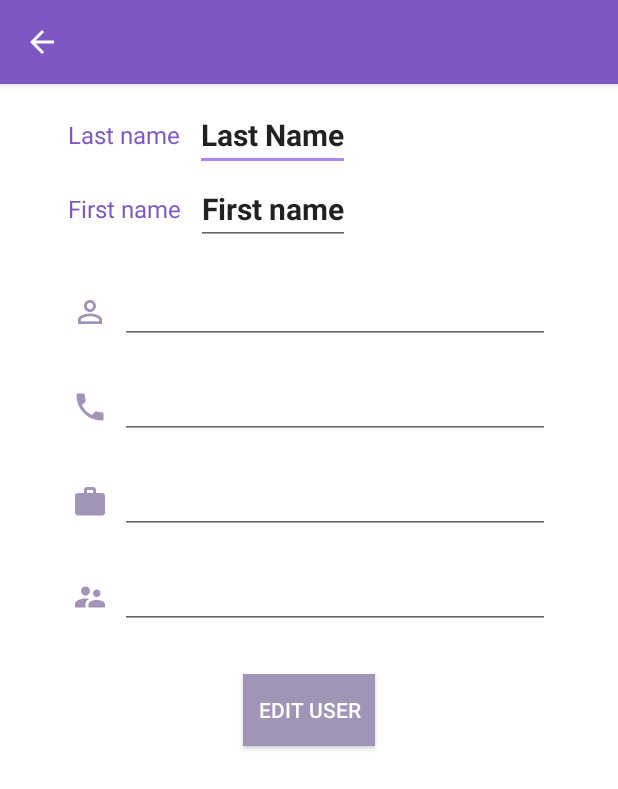
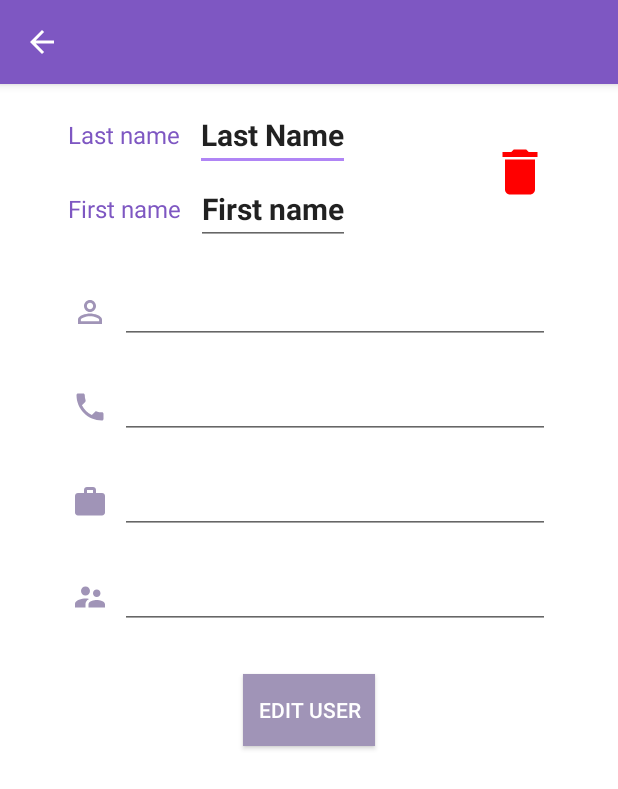
Before and after one commit to larissa898/LPApp-login, an Android app: the UserProfileAdminViewActivity screen opened directly, with no data from a screen before it, on a phone screen of 412 x 824 dp. Shown: the top 789 px of the screen. Run offline under Robolectric (Android 15) with nearby library versions, the phone set to English and light mode, and no system bars; our stand-ins replace Firebase (no records; nobody signed in at launch, a user with empty details on screens opened directly); 7 statements that could not run were skipped.

Commit message:
added delete module

```diff
--- a/app/src/main/java/com/example/larisa/leavingpermissionapp/Activity/UserProfileAdminViewActivity.java
+++ b/app/src/main/java/com/example/larisa/leavingpermissionapp/Activity/UserProfileAdminViewActivity.java
@@ -17,6 +17,7 @@ import android.view.inputmethod.EditorInfo;
 import android.view.inputmethod.InputMethodManager;
 import android.widget.Button;
 import android.widget.EditText;
+import android.widget.ImageView;
 
 import com.example.larisa.leavingpermissionapp.Model.User;
 import com.example.larisa.leavingpermissionapp.R;
@@ -36,6 +37,7 @@ public class UserProfileAdminViewActivity extends AppCompatActivity {
     private EditText userRegistrationNumberEditText;
     private EditText userTeamLeaderEditText;
     private Button editSaveUserButton;
+    private ImageView deleteUser;
 
     // Firebase
     private DatabaseReference usersRef;
@@ -54,6 +56,7 @@ public class UserProfileAdminViewActivity extends AppCompatActivity {
         userRegistrationNumberEditText = findViewById(R.id.nr_matricol_admin);
         userTeamLeaderEditText = findViewById(R.id.admin_team_leader_user_profile_TV);
         editSaveUserButton = findViewById(R.id.adminEditUser);
+        deleteUser = findViewById(R.id.deleteUserButton);
 
         disableEditing(userFirstNameEditText);
         disableEditing(userLastNameEditText);
@@ -98,6 +101,14 @@ public class UserProfileAdminViewActivity extends AppCompatActivity {
                 editSaveUserButton.setText("Edit User");
             }
         });
+
+        deleteUser.setOnClickListener(new View.OnClickListener() {
+            @Override
+            public void onClick(View view) {
+                deleteUser();
+                finish();
+            }
+        });
     }
 
     public void setOnEditorActionListenerForEditText(EditText editText) {
@@ -132,6 +143,10 @@ public class UserProfileAdminViewActivity extends AppCompatActivity {
 
     private void changeValue(String field, String value) {
         usersRef.child(user.getId()).child(field).setValue(value);
+    }
+
+    private void deleteUser(){
+        usersRef.child(user.getId()).removeValue();
     }
 
     private void getUserData() {
--- /dev/null
+++ b/app/src/main/res/drawable/ic_delete.xml
@@ -0,0 +1,13 @@
+<!--
+  ~ Copyright (c) 2019. Parrot Faurecia Automotive S.A.S. All rights reserved.
+  -->
+
+<vector xmlns:android="http://schemas.android.com/apk/res/android"
+        android:width="40dp"
+        android:height="40dp"
+        android:viewportWidth="24.0"
+        android:viewportHeight="24.0">
+    <path
+        android:fillColor="#FF0000"
+        android:pathData="M6,19c0,1.1 0.9,2 2,2h8c1.1,0 2,-0.9 2,-2V7H6v12zM19,4h-3.5l-1,-1h-5l-1,1H5v2h14V4z"/>
+</vector>
--- a/app/src/main/res/layout/activity_user_profile_admin_view.xml
+++ b/app/src/main/res/layout/activity_user_profile_admin_view.xml
@@ -66,6 +66,23 @@
             android:textStyle="bold" />
 
 
+    </RelativeLayout>
+
+    <RelativeLayout
+        android:layout_width="135dp"
+        android:layout_height="97dp"
+        android:layout_marginStart="20dp"
+        android:layout_marginTop="10dp"
+        android:layout_marginEnd="45dp"
+        android:layout_toRightOf="@id/adminRelLayout1">
+
+        <ImageView
+            android:id="@+id/deleteUserButton"
+            android:layout_width="wrap_content"
+            android:layout_height="wrap_content"
+            android:layout_alignParentEnd="true"
+            android:layout_centerVertical="true"
+            android:src="@drawable/ic_delete" />
     </RelativeLayout>
 
 
```
